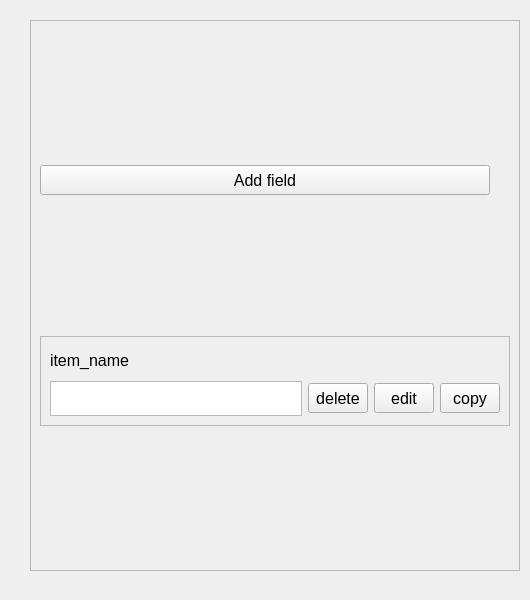
Old version of the form src/ui_files/basic.ui in the repository rakshith111/CopyPasta.
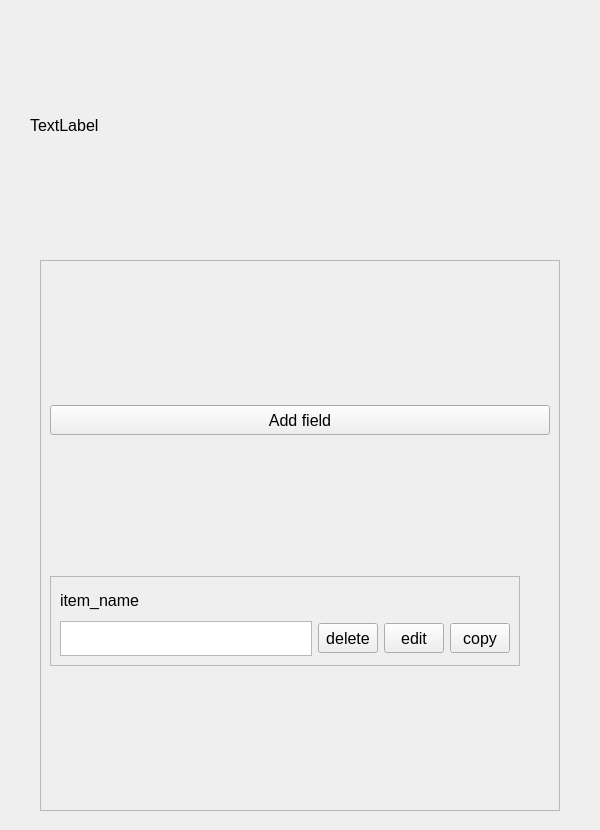
New version of the form.

Commit message: Fix load/unload update ui

```diff
--- a/src/ui_files/basic.ui
+++ b/src/ui_files/basic.ui
@@ -6,22 +6,27 @@
    <rect>
     <x>0</x>
     <y>0</y>
-    <width>530</width>
-    <height>600</height>
+    <width>600</width>
+    <height>830</height>
    </rect>
   </property>
   <property name="minimumSize">
    <size>
-    <width>510</width>
-    <height>600</height>
+    <width>600</width>
+    <height>830</height>
    </size>
   </property>
   <property name="maximumSize">
    <size>
-    <width>530</width>
-    <height>600</height>
+    <width>600</width>
+    <height>830</height>
    </size>
   </property>
+  <property name="font">
+   <font>
+    <pointsize>12</pointsize>
+   </font>
+  </property>
   <property name="windowTitle">
    <string>MainWindow</string>
   </property>
@@ -29,21 +34,21 @@
    <widget class="QScrollArea" name="scrollArea">
     <property name="geometry">
      <rect>
-      <x>30</x>
-      <y>20</y>
-      <width>490</width>
+      <x>40</x>
+      <y>260</y>
+      <width>520</width>
       <height>551</height>
      </rect>
     </property>
     <property name="minimumSize">
      <size>
-      <width>490</width>
+      <width>520</width>
       <height>200</height>
      </size>
     </property>
     <property name="maximumSize">
      <size>
-      <width>490</width>
+      <width>520</width>
       <height>600</height>
      </size>
     </property>
@@ -53,29 +58,38 @@
      </font>
     </property>
     <property name="widgetResizable">
-     <bool>true</bool>
+     <bool>false</bool>
+    </property>
+    <property name="alignment">
+     <set>Qt::AlignJustify|Qt::AlignVCenter</set>
     </property>
     <widget class="QWidget" name="scrollAreaWidgetContents">
      <property name="geometry">
       <rect>
        <x>0</x>
        <y>0</y>
-       <width>488</width>
+       <width>518</width>
        <height>549</height>
       </rect>
      </property>
      <layout class="QVBoxLayout" name="scrollable">
       <item>
        <widget class="QPushButton" name="add_field">
+        <property name="sizePolicy">
+         <sizepolicy hsizetype="Fixed" vsizetype="Fixed">
+          <horstretch>0</horstretch>
+          <verstretch>0</verstretch>
+         </sizepolicy>
+        </property>
         <property name="minimumSize">
          <size>
-          <width>450</width>
+          <width>500</width>
           <height>30</height>
          </size>
         </property>
         <property name="maximumSize">
          <size>
-          <width>450</width>
+          <width>500</width>
           <height>30</height>
          </size>
         </property>
@@ -197,6 +211,31 @@
      </layout>
     </widget>
    </widget>
+   <widget class="QLabel" name="label">
+    <property name="geometry">
+     <rect>
+      <x>30</x>
+      <y>10</y>
+      <width>550</width>
+      <height>230</height>
+     </rect>
+    </property>
+    <property name="minimumSize">
+     <size>
+      <width>550</width>
+      <height>230</height>
+     </size>
+    </property>
+    <property name="maximumSize">
+     <size>
+      <width>550</width>
+      <height>200</height>
+     </size>
+    </property>
+    <property name="text">
+     <string>TextLabel</string>
+    </property>
+   </widget>
   </widget>
  </widget>
  <resources/>
```
Left out of the diff: 2 changed lines with no effect on the pictures. The commit also changes 2 other files.
